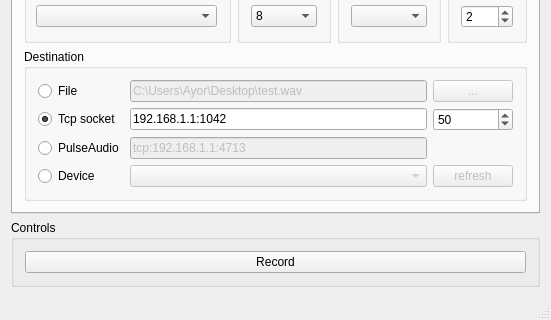
Chr0nos/audio-transfer, file mainwindow.ui: the form before one commit; both pictures show x 0 to 551 and y 176 to 496 of the 551 by 496 pixel window.
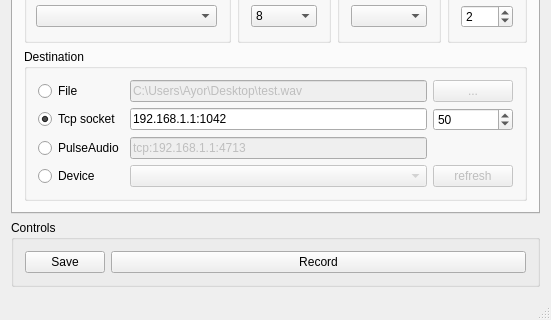
The form after the commit.

Patch:
```diff
--- a/mainwindow.ui
+++ b/mainwindow.ui
@@ -319,7 +319,14 @@
       <property name="title">
        <string>Controls</string>
       </property>
-      <layout class="QHBoxLayout" name="horizontalLayout_3">
+      <layout class="QHBoxLayout" name="horizontalLayout_3" stretch="0,1">
+       <item>
+        <widget class="QPushButton" name="configSave">
+         <property name="text">
+          <string>Save</string>
+         </property>
+        </widget>
+       </item>
        <item>
         <widget class="QPushButton" name="pushButton">
          <property name="text">
```
